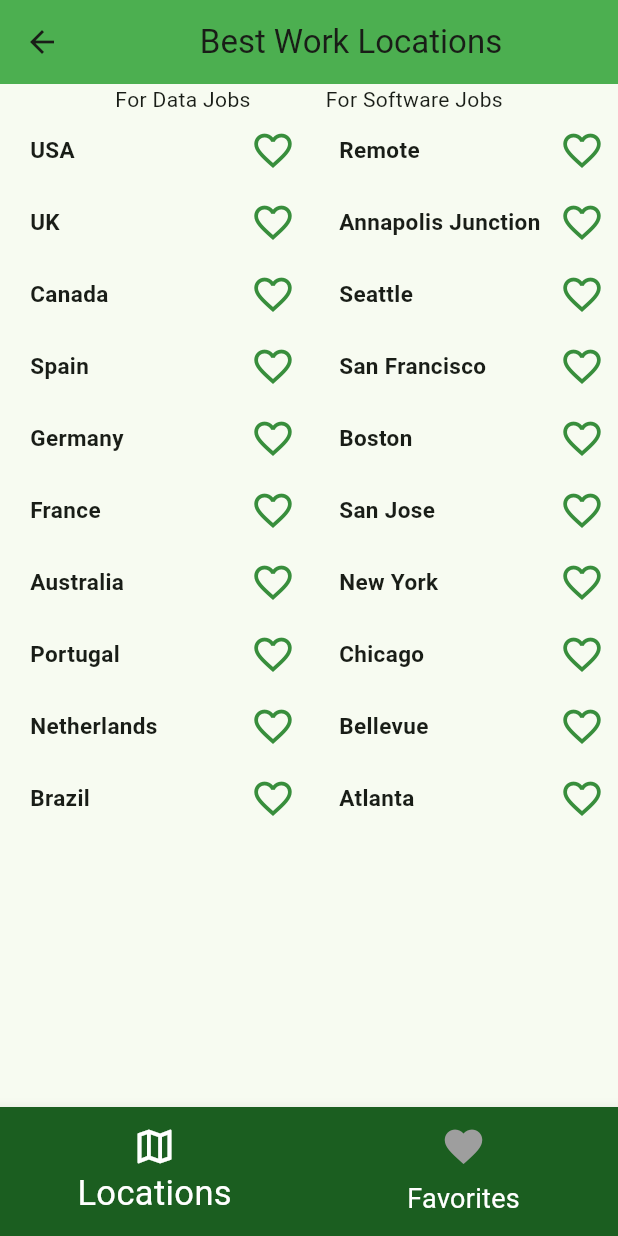
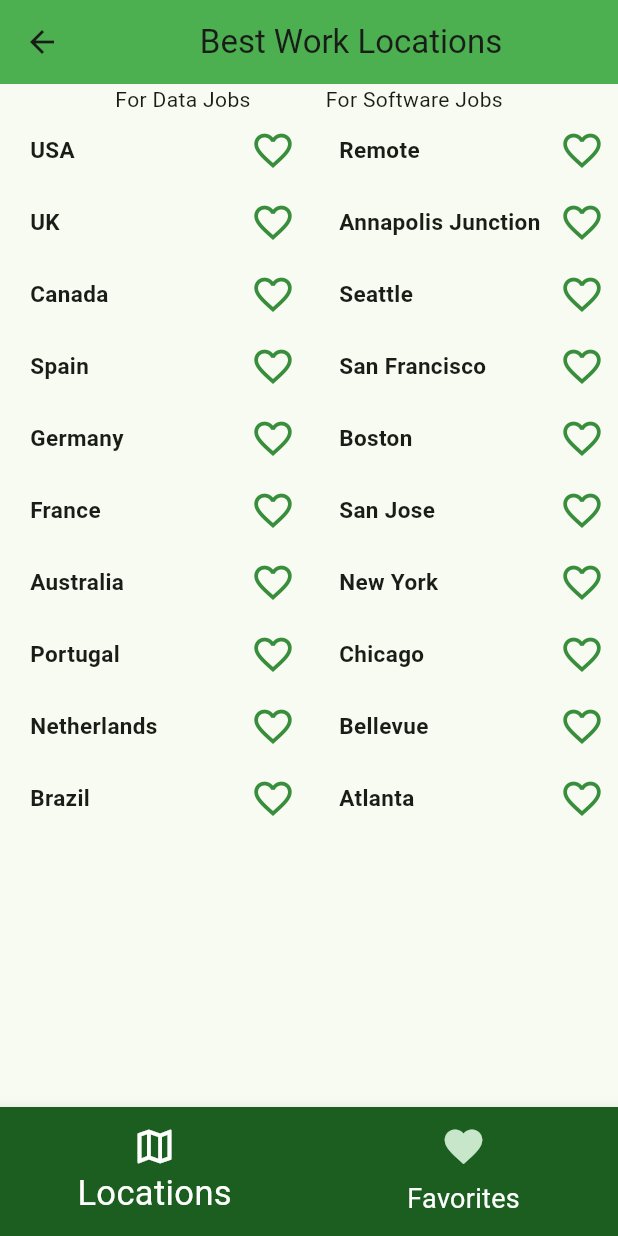
Before and after one commit to juliaetz/jobSearchApp, a Flutter app: the LocationsPage screen opened directly, on a phone screen of 412 x 824 dp. Run offline on Flutter 3.47's test engine with Material 3 defaults, Android fonts, the phone set to English and light mode, and no system bars; our stand-ins replace cloud_firestore, csv, firebase_core, image_picker; accounts and stored records are empty.

Commit message:
color change

```diff
--- a/lib/VIEW/locations_component.dart
+++ b/lib/VIEW/locations_component.dart
@@ -107,13 +107,13 @@ class _LocationsPageState extends State<LocationsPage> implements LocationsView
         unselectedFontSize: 18.0,
         unselectedItemColor: Colors.white,
 
-        items: const <BottomNavigationBarItem>[
+        items: <BottomNavigationBarItem>[
           BottomNavigationBarItem(
             icon: Icon(Icons.map_outlined),
             label: 'Locations',
           ),
           BottomNavigationBarItem(
-            icon: Icon(Icons.favorite),
+            icon: Icon(Icons.favorite, color: Colors.green.shade100),
             label: 'Favorites',
           ),
         ],
```
